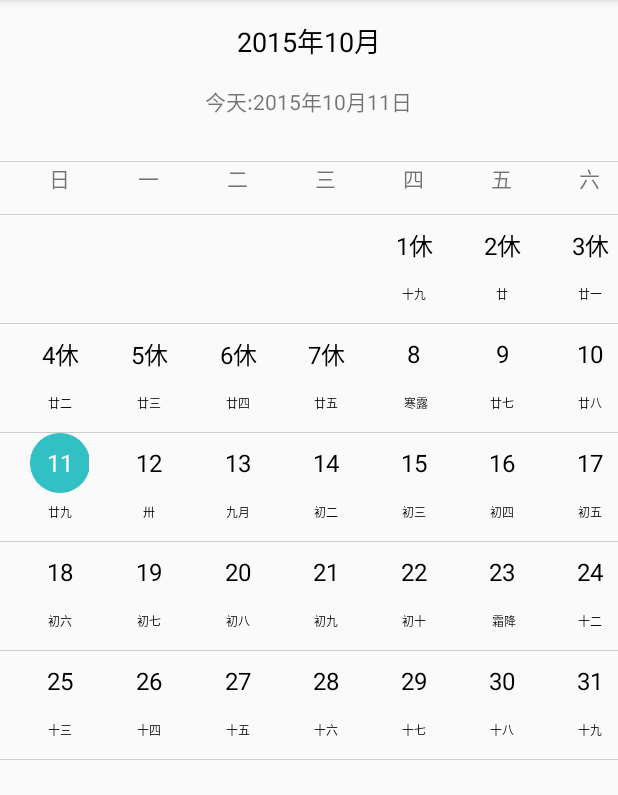
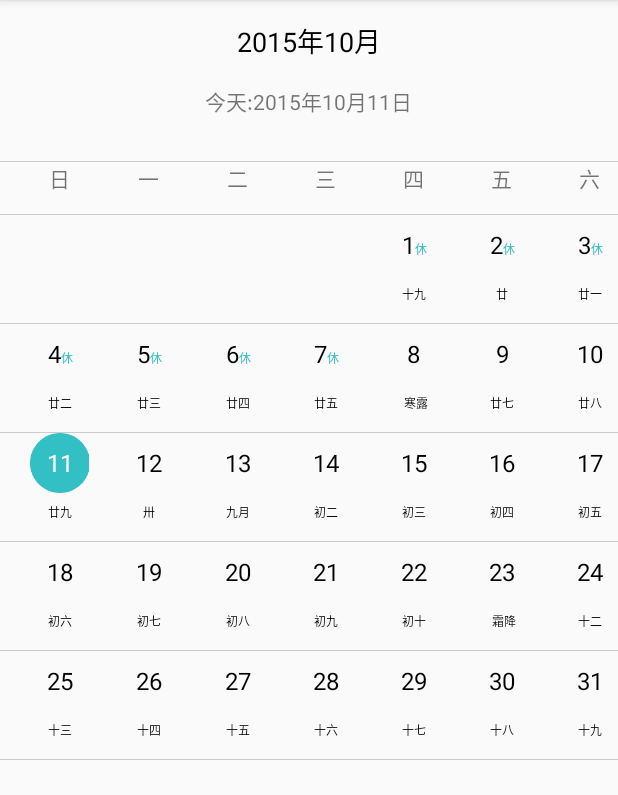
Before and after one commit to langren0610/calendar, an Android app: the screen it shows after launch (MainActivity), on a phone screen of 412 x 824 dp, the part 84-879 px from its top. Run offline under Robolectric (Android 15) with nearby library versions, the phone set to English and light mode, and no system bars.

Commit message:
修改:获取节假期算法.

```diff
--- a/app/src/main/java/com/chaojie/mycalcdata/MyCalendarView.java
+++ b/app/src/main/java/com/chaojie/mycalcdata/MyCalendarView.java
@@ -30,6 +30,7 @@ import java.util.ArrayList;
 import java.util.Calendar;
 import java.util.Date;
 import java.util.GregorianCalendar;
+import java.util.HashMap;
 import java.util.List;
 import java.util.concurrent.ExecutionException;
 
@@ -103,7 +104,7 @@ public class MyCalendarView extends LinearLayout implements View.OnTouchListener
     private String VACATION = "休";
 
     /**假期日期**/
-    private List<Long> vacationList = new ArrayList<>();
+    private HashMap<Long, Long> vacationList = new HashMap<>();
 
     private final String LOG = MyCalendarView.class.getName();
 
@@ -412,24 +413,23 @@ public class MyCalendarView extends LinearLayout implements View.OnTouchListener
 
             int days1 = date.getDate();
             String daysStr = String.valueOf(days1);
-            boolean found = false;
-            if (vacationList.size() > 0) {//查找是否有假期
-                for (Long time : vacationList) {
-                    if (time == date.getTime()) {
-                        found = true;
-                        break;
+            try {
+                long timeKey = date.getTime();
+                if (vacationList.size() > 0 && vacationList.containsKey(timeKey)) {
+                    long vacationTime = vacationList.get(timeKey);
+                    if (vacationTime > 0) {
+                        daysStr = daysStr + VACATION;
+                        SpannableString span = new SpannableString(daysStr);
+                        span.setSpan(new RelativeSizeSpan(0.5f), 1, 2, Spanned.SPAN_EXCLUSIVE_EXCLUSIVE);
+                        ForegroundColorSpan spanColor = new ForegroundColorSpan(Color.rgb(50, 192, 196));
+                        span.setSpan(spanColor, 1, 2, Spannable.SPAN_EXCLUSIVE_EXCLUSIVE);
+                        viewHolderChild.textViewDay.setText(span);
                     }
+                } else {
+                    viewHolderChild.textViewDay.setText(daysStr);
                 }
-            }
-            if (found) {
-                daysStr = daysStr + VACATION;
-                SpannableString span = new SpannableString(daysStr);
-                span.setSpan(new RelativeSizeSpan(0.5f), 2, 3, Spanned.SPAN_EXCLUSIVE_EXCLUSIVE);
-                ForegroundColorSpan spanColor = new ForegroundColorSpan(Color.rgb(50, 192, 196));
-                span.setSpan(spanColor, 2, 3, Spannable.SPAN_EXCLUSIVE_EXCLUSIVE);
-                viewHolderChild.textViewDay.setText(span);
-            } else {
-                viewHolderChild.textViewDay.setText(daysStr);
+            } catch (Exception e) {
+                Log.e(LOG, "set date error", e);
             }
 
             /***获取农历日期 start***/
@@ -578,7 +578,7 @@ public class MyCalendarView extends LinearLayout implements View.OnTouchListener
         date.setDate(startDate);
         days = endDate - startDate + 1;
         for (int i = 0; i < days; ++i) {
-            vacationList.add(date.getTime());
+            vacationList.put(date.getTime(), date.getTime());
             startDate = startDate + 1;
             date.setDate(startDate);
         }
```
